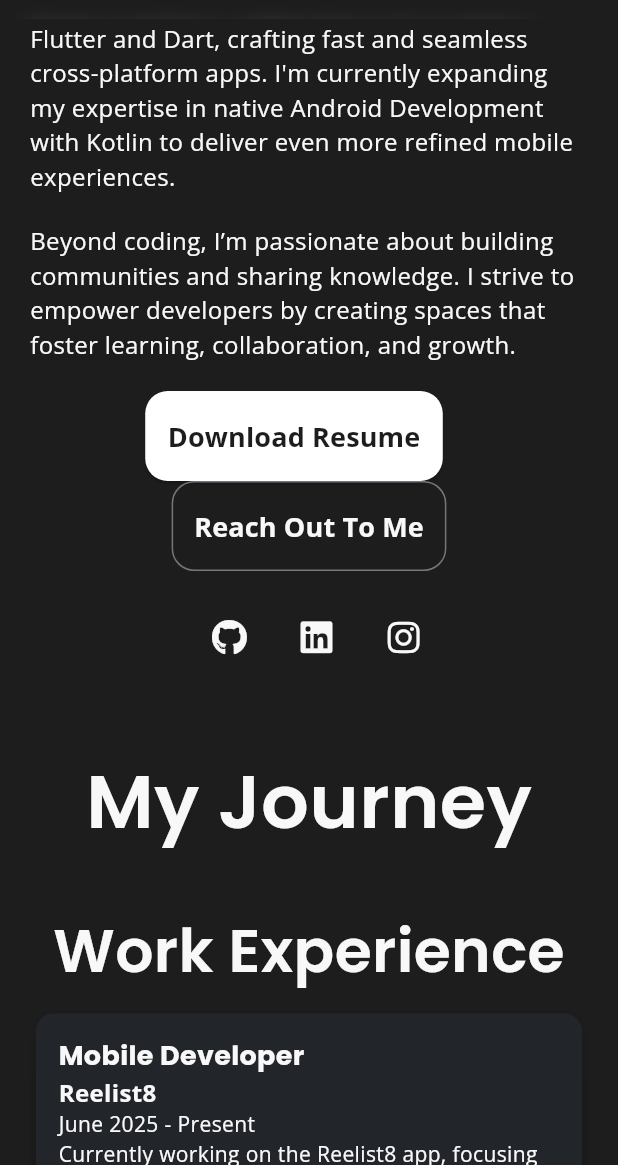
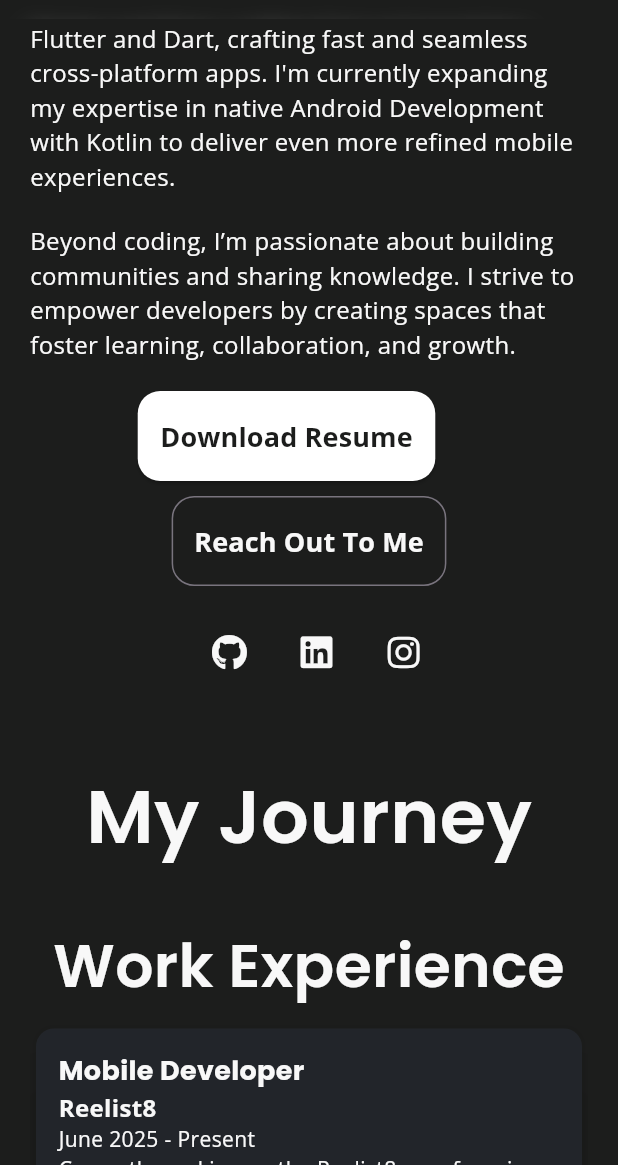
Before and after one commit to Itsmeejoshiee/portfolio-website, a Flutter app: the screen it shows after launch, scrolled down 576 dp, on a phone screen of 412 x 824 dp, the part 71-1236 px from its top. Run offline on Flutter 3.47's test engine with Material 3 defaults, Android fonts, the phone set to English and light mode, and no system bars; our stand-ins replace font_awesome_flutter, google_fonts.

Commit message:
Update: responsiveness for project card

```diff
--- a/lib/sections/landing/presentation/landing.dart
+++ b/lib/sections/landing/presentation/landing.dart
@@ -54,6 +54,10 @@ class LandingSection extends StatelessWidget {
             SizedBox(height: 20),
             Wrap(
               alignment: WrapAlignment.center,
+              verticalDirection: VerticalDirection.down,
+              spacing: 10,
+              runSpacing: 10,
+              runAlignment: WrapAlignment.center,
               children: [
                 PrimaryButton(
                   buttonName: 'Download Resume',
--- a/lib/sections/projects/widgets/projects_card.dart
+++ b/lib/sections/projects/widgets/projects_card.dart
@@ -57,9 +57,10 @@ class ProjectsCard extends StatelessWidget {
                     child: Stack(
                       children: [
                         Positioned(
-                          top: 15,
+                          top: screendWidth < 600 ? 50 : 15,
+                          left: screendWidth < 600 ? 40 : 0,
                           child: SizedBox(
-                            width: screendWidth < 600 ? 225 : 260,
+                            width: screendWidth < 600 ? 200 : 260,
                             child: Image.asset(imagePath, fit: BoxFit.cover),
                           ),
                         ),
```
